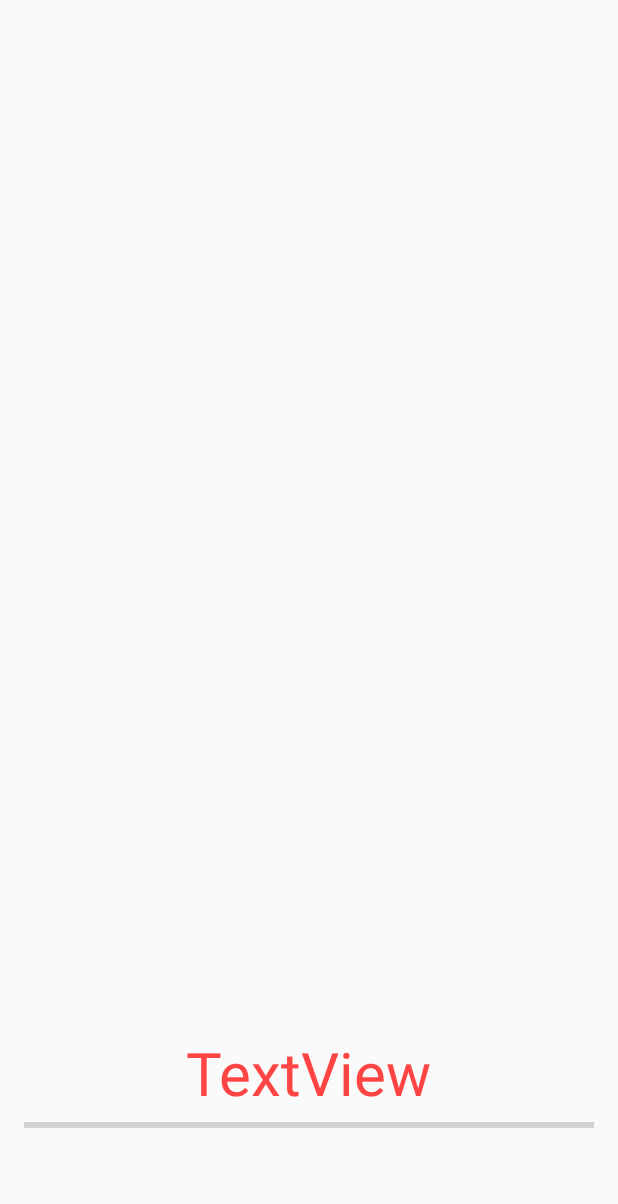
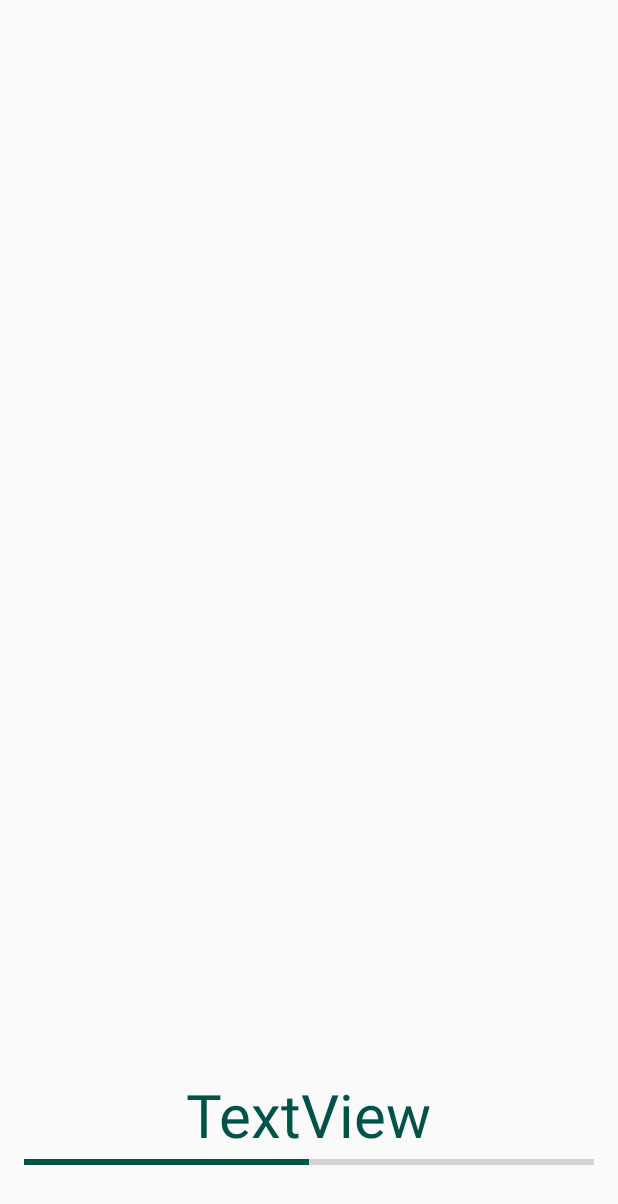
Before and after one commit to cdeck95/AddMe_Android, an Android app: the layout splash_activity.xml on its own in the app's theme, with its tools: preview values and no code run, on a phone screen of 412 x 824 dp. Shown: the top 1204 px of the screen. Run offline under Robolectric (Android 15) with nearby library versions, the phone set to English and light mode, and no system bars.

Commit message:
gradient on loading screen

```diff
--- a/app/src/main/java/tc2/addme/com/addme/Splash.java
+++ b/app/src/main/java/tc2/addme/com/addme/Splash.java
@@ -23,6 +23,7 @@ public class Splash extends AppCompatActivity{
         progressBar.setProgress(0);
         textView=(TextView)findViewById(R.id.textView);
         textView.setText("");
+
 
         final long period = 60;
         timer=new Timer();
--- /dev/null
+++ b/app/src/main/res/drawable/gradient.xml
@@ -0,0 +1,8 @@
+<shape xmlns:android="http://schemas.android.com/apk/res/android"
+    android:shape="rectangle" >
+    <gradient
+        android:angle="135"
+        android:endColor="#77C9D4"
+        android:startColor="#57BC90" />
+</shape>
+        <!--android:centerColor="#77C9D4"-->
--- a/app/src/main/res/drawable/splash.xml
+++ b/app/src/main/res/drawable/splash.xml
@@ -3,12 +3,13 @@
     android:layout_width="100dp"
     android:layout_height="100dp">
     <item
-        android:drawable="@android:color/background_light"/>
-    <item >
+        android:drawable="@drawable/gradient"/>
+    <item android:scaleHeight="50%"
+        android:scaleWidth="50%">
         <bitmap
             android:gravity="center"
             android:filter="true"
-            android:src="@mipmap/ic_launcher"/>
+            android:src="@mipmap/ic_launcher_2"/>
     </item>
 
 </layer-list>
--- a/app/src/main/res/layout/splash_activity.xml
+++ b/app/src/main/res/layout/splash_activity.xml
@@ -12,17 +12,21 @@
 
 
     <ProgressBar
+        android:id="@+id/progressBar"
         style="?android:attr/progressBarStyleHorizontal"
-        android:layout_width="match_parent"
+        android:layout_width="fill_parent"
         android:layout_height="wrap_content"
         android:layout_alignParentBottom="true"
         android:layout_centerHorizontal="true"
-        android:layout_marginBottom="50dp"
-        android:id="@+id/progressBar" />
+        android:layout_marginBottom="28dp"
+        android:maxHeight="10dip"
+        android:minHeight="10dip"
+        android:progress="50"
+        android:theme="@style/ProgressBarStyle" />
 
     <TextView
         android:textSize="40sp"
-        android:textColor="@android:color/holo_red_light"
+        android:textColor="@color/colorPrimaryDark"
         android:text="TextView"
         android:layout_width="wrap_content"
         android:layout_height="wrap_content"
--- a/app/src/main/res/values/styles.xml
+++ b/app/src/main/res/values/styles.xml
@@ -25,4 +25,8 @@
     </style>
     <!--splash theme end-->
 
+    <style name="ProgressBarStyle">
+        <item name="colorAccent">@color/colorAccent2</item>
+    </style>
+
 </resources>
```
Also changed, not shown: app/src/main/java/tc2/addme/com/addme/AuthenticatorActivity.java (+4 -4 lines), app/src/main/java/tc2/addme/com/addme/ProfileActivity.java (+7 -2 lines), app/src/main/res/drawable-hdpi/progress_bar.xml (added, +45 -0 lines), app/src/main/res/values/strings.xml (+9 -0 lines), app/src/main/ic_launcher_2-web.png (added), app/src/main/res/mipmap-hdpi/ic_launcher_2.png (added), app/src/main/res/mipmap-mdpi/ic_launcher_2.png (added), app/src/main/res/mipmap-xhdpi/ic_launcher_2.png (added), app/src/main/res/mipmap-xxhdpi/ic_launcher_2.png (added), app/src/main/res/mipmap-xxxhdpi/ic_launcher_2.png (added).
